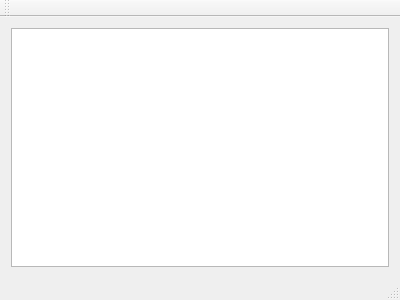
This is mainwindow.ui in rlamarche/photomaton as Qt 5 draws it before an edit. The edited form follows.
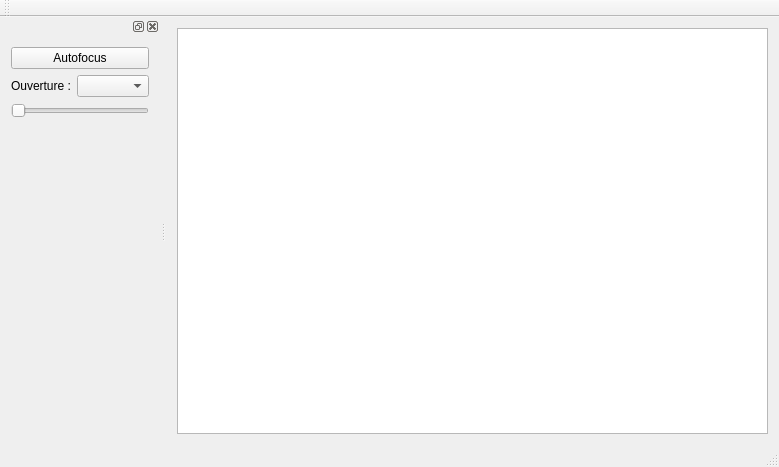
This is the edited form.

Commit message: adding support to stop liveview and autofocus beginning to add tethered capture

What changed in the file:
```diff
--- a/mainwindow.ui
+++ b/mainwindow.ui
@@ -6,15 +6,15 @@
    <rect>
     <x>0</x>
     <y>0</y>
-    <width>400</width>
-    <height>300</height>
+    <width>779</width>
+    <height>467</height>
    </rect>
   </property>
   <property name="windowTitle">
    <string>MainWindow</string>
   </property>
   <widget class="QWidget" name="centralWidget">
-   <layout class="QHBoxLayout" name="horizontalLayout">
+   <layout class="QVBoxLayout" name="verticalLayout">
     <item>
      <widget class="QGraphicsView" name="graphicsView"/>
     </item>
@@ -39,6 +39,56 @@
    </attribute>
   </widget>
   <widget class="QStatusBar" name="statusBar"/>
+  <widget class="QDockWidget" name="dockWidget">
+   <attribute name="dockWidgetArea">
+    <number>1</number>
+   </attribute>
+   <widget class="QWidget" name="dockWidgetContents">
+    <layout class="QVBoxLayout" name="verticalLayout_2">
+     <item>
+      <widget class="QPushButton" name="autofocusButton">
+       <property name="text">
+        <string>Autofocus</string>
+       </property>
+      </widget>
+     </item>
+     <item>
+      <layout class="QHBoxLayout" name="horizontalLayout">
+       <item>
+        <widget class="QLabel" name="apertureLabel">
+         <property name="text">
+          <string>Ouverture :</string>
+         </property>
+        </widget>
+       </item>
+       <item>
+        <widget class="QComboBox" name="apertureComboBox"/>
+       </item>
+      </layout>
+     </item>
+     <item>
+      <widget class="QSlider" name="apertureSlider">
+       <property name="orientation">
+        <enum>Qt::Horizontal</enum>
+       </property>
+      </widget>
+     </item>
+     <item>
+      <spacer name="verticalSpacer">
+       <property name="orientation">
+        <enum>Qt::Vertical</enum>
+       </property>
+       <property name="sizeHint" stdset="0">
+        <size>
+         <width>20</width>
+         <height>40</height>
+        </size>
+       </property>
+      </spacer>
+     </item>
+    </layout>
+   </widget>
+  </widget>
  </widget>
  <layoutdefault spacing="6" margin="11"/>
  <resources/>
```
Left out of the diff: 2 changed lines with no effect on the pictures. The commit also changes 10 other files.
